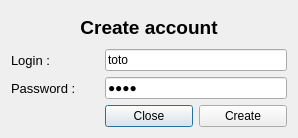
Qt form Client/ClientV2/NewBabelClient/CreateAccountWindow.ui (AGuismo/V-and-Co-Babel) before a commit.
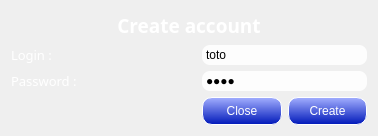
The same form after that commit. Icons and pictures are not drawn.

Patch:
```diff
--- a/Client/ClientV2/NewBabelClient/CreateAccountWindow.ui
+++ b/Client/ClientV2/NewBabelClient/CreateAccountWindow.ui
@@ -6,21 +6,31 @@
    <rect>
     <x>0</x>
     <y>0</y>
-    <width>298</width>
-    <height>138</height>
+    <width>378</width>
+    <height>136</height>
    </rect>
   </property>
   <property name="windowTitle">
-   <string>LoginWindow</string>
+   <string>Login</string>
+  </property>
+  <property name="styleSheet">
+   <string notr="true">CreateAccountWindow 
+{
+	border-image: url(./Img/dialog-background.jpg);
+}</string>
   </property>
   <layout class="QGridLayout" name="gridLayout">
    <item row="1" column="0">
     <widget class="QLabel" name="loginLabel">
      <property name="font">
       <font>
+       <family>MS Reference Sans Serif</family>
        <pointsize>10</pointsize>
       </font>
      </property>
+     <property name="styleSheet">
+      <string notr="true">color: rgb(255, 255, 255);</string>
+     </property>
      <property name="text">
       <string>Login :</string>
      </property>
@@ -30,10 +40,13 @@
     <widget class="QLabel" name="passwordLabel">
      <property name="font">
       <font>
-       <family>MS UI Gothic</family>
+       <family>MS Reference Sans Serif</family>
        <pointsize>10</pointsize>
       </font>
      </property>
+     <property name="styleSheet">
+      <string notr="true">color: rgb(255, 255, 255);</string>
+     </property>
      <property name="text">
       <string>Password :</string>
      </property>
@@ -41,6 +54,14 @@
    </item>
    <item row="1" column="1" colspan="2">
     <widget class="QLineEdit" name="loginLineEdit">
+     <property name="styleSheet">
+      <string notr="true">background-color: rgba(255, 255, 255, 230);
+border-width: 2px;
+border-radius: 8px;
+border-color: rgb(0, 0, 0);
+min-width: 10em;
+padding: 2px;</string>
+     </property>
      <property name="text">
       <string>toto</string>
      </property>
@@ -51,6 +72,14 @@
    </item>
    <item row="2" column="1" colspan="2">
     <widget class="QLineEdit" name="passwordLineEdit">
+     <property name="styleSheet">
+      <string notr="true">background-color: rgba(255, 255, 255, 230);
+border-width: 2px;
+border-radius: 8px;
+border-color: rgb(0, 0, 0);
+min-width: 10em;
+padding: 2px;</string>
+     </property>
      <property name="inputMask">
       <string/>
      </property>
@@ -67,14 +96,23 @@
    </item>
    <item row="3" column="0">
     <widget class="QLabel" name="serverResponseLabel">
+     <property name="minimumSize">
+      <size>
+       <width>185</width>
+       <height>0</height>
+      </size>
+     </property>
      <property name="font">
       <font>
-       <family>MS UI Gothic</family>
+       <family>MS Reference Sans Serif</family>
        <pointsize>10</pointsize>
        <weight>75</weight>
        <bold>true</bold>
       </font>
      </property>
+     <property name="styleSheet">
+      <string notr="true">color: rgb(255, 255, 255);</string>
+     </property>
      <property name="text">
       <string/>
      </property>
@@ -82,6 +120,33 @@
    </item>
    <item row="3" column="1">
     <widget class="QPushButton" name="closePushButton">
+     <property name="styleSheet">
+      <string notr="true">QPushButton#closePushButton
+{
+	color: rgb(255, 255, 255);
+	background-color: qlineargradient(spread:pad, x1:1, y1:1, x2:1, y2:0, stop:0 rgba(0, 24, 185, 255), stop:1 rgba(163, 175, 255, 255));
+	border-style: outset;
+	border-width: 1px;
+	border-radius: 10px;
+	border-color: rgb(255, 255, 255);
+	min-width: 4em;
+	padding: 6px;
+}
+
+QPushButton#closePushButton:hover
+{
+	background-color: qradialgradient(spread:pad, cx:0.5, cy:0.5, radius:0.5, fx:0.5, fy:0.5, stop:0 rgba(0, 148, 255, 255), stop:1 rgba(0, 8, 84, 255));
+	border-style: inset;
+}
+
+ QPushButton#closePushButton:pressed 
+{
+	background-color: qlineargradient(spread:pad, x1:0, y1:0, x2:0, y2:1, stop:0 rgba(0, 56, 183, 255), stop:1 rgba(135, 172, 255, 255));
+     border-style: inset;
+ }
+
+</string>
+     </property>
      <property name="text">
       <string>Close</string>
      </property>
@@ -89,6 +154,33 @@
    </item>
    <item row="3" column="2">
     <widget class="QPushButton" name="createPushButton">
+     <property name="styleSheet">
+      <string notr="true">QPushButton#createPushButton
+{
+	color: rgb(255, 255, 255);
+	background-color: qlineargradient(spread:pad, x1:1, y1:1, x2:1, y2:0, stop:0 rgba(0, 24, 185, 255), stop:1 rgba(163, 175, 255, 255));
+	border-style: outset;
+	border-width: 1px;
+	border-radius: 10px;
+	border-color: rgb(255, 255, 255);
+	min-width: 4em;
+	padding: 6px;
+}
+
+QPushButton#createPushButton:hover
+{
+	background-color: qradialgradient(spread:pad, cx:0.5, cy:0.5, radius:0.5, fx:0.5, fy:0.5, stop:0 rgba(0, 148, 255, 255), stop:1 rgba(0, 8, 84, 255));
+	border-style: inset;
+}
+
+ QPushButton#createPushButton:pressed 
+{
+	background-color: qlineargradient(spread:pad, x1:0, y1:0, x2:0, y2:1, stop:0 rgba(0, 56, 183, 255), stop:1 rgba(135, 172, 255, 255));
+     border-style: inset;
+ }
+
+</string>
+     </property>
      <property name="text">
       <string>Create</string>
      </property>
@@ -98,12 +190,15 @@
     <widget class="QLabel" name="loginTitleLabel">
      <property name="font">
       <font>
-       <family>MS UI Gothic</family>
+       <family>MS Reference Sans Serif</family>
        <pointsize>14</pointsize>
        <weight>75</weight>
        <bold>true</bold>
       </font>
      </property>
+     <property name="styleSheet">
+      <string notr="true">color: rgb(255, 255, 255);</string>
+     </property>
      <property name="text">
       <string>Create account</string>
      </property>
```
